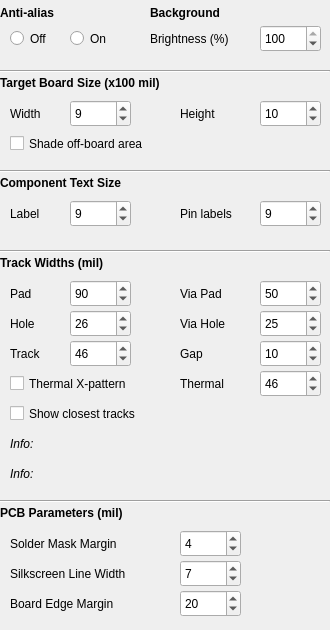
Qt form src/renderingdialog.ui (melak/veroroute) before a commit.
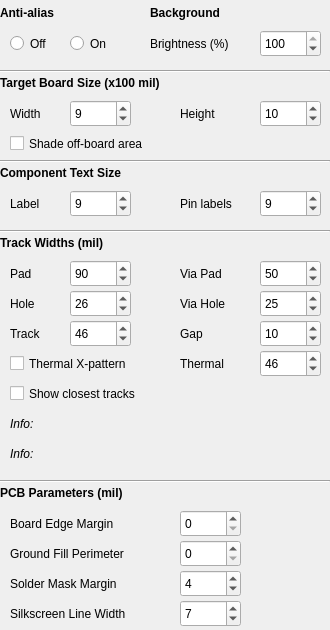
The same form after that commit.

Commit message: V2.35 Mark up (again).  Added ground fill perimeter.  Fixed metric Gerber file compression bug.

Patch:
```diff
--- a/src/renderingdialog.ui
+++ b/src/renderingdialog.ui
@@ -55,14 +55,13 @@
    <property name="geometry">
     <rect>
      <x>0</x>
-     <y>170</y>
+     <y>160</y>
      <width>330</width>
      <height>25</height>
     </rect>
    </property>
    <property name="font">
     <font>
-     <weight>75</weight>
      <bold>true</bold>
     </font>
    </property>
@@ -77,7 +76,7 @@
    <property name="geometry">
     <rect>
      <x>260</x>
-     <y>200</y>
+     <y>190</y>
      <width>61</width>
      <height>27</height>
     </rect>
@@ -99,7 +98,7 @@
    <property name="geometry">
     <rect>
      <x>70</x>
-     <y>200</y>
+     <y>190</y>
      <width>61</width>
      <height>27</height>
     </rect>
@@ -121,7 +120,7 @@
    <property name="geometry">
     <rect>
      <x>180</x>
-     <y>200</y>
+     <y>190</y>
      <width>81</width>
      <height>27</height>
     </rect>
@@ -134,7 +133,7 @@
    <property name="geometry">
     <rect>
      <x>10</x>
-     <y>200</y>
+     <y>190</y>
      <width>61</width>
      <height>27</height>
     </rect>
@@ -147,14 +146,13 @@
    <property name="geometry">
     <rect>
      <x>0</x>
-     <y>250</y>
+     <y>230</y>
      <width>330</width>
      <height>25</height>
     </rect>
    </property>
    <property name="font">
     <font>
-     <weight>75</weight>
      <bold>true</bold>
     </font>
    </property>
@@ -169,7 +167,7 @@
    <property name="geometry">
     <rect>
      <x>10</x>
-     <y>280</y>
+     <y>260</y>
      <width>61</width>
      <height>27</height>
     </rect>
@@ -185,7 +183,7 @@
    <property name="geometry">
     <rect>
      <x>70</x>
-     <y>280</y>
+     <y>260</y>
      <width>61</width>
      <height>27</height>
     </rect>
@@ -210,7 +208,7 @@
    <property name="geometry">
     <rect>
      <x>260</x>
-     <y>280</y>
+     <y>260</y>
      <width>61</width>
      <height>27</height>
     </rect>
@@ -235,7 +233,7 @@
    <property name="geometry">
     <rect>
      <x>180</x>
-     <y>280</y>
+     <y>260</y>
      <width>81</width>
      <height>27</height>
     </rect>
@@ -251,7 +249,7 @@
    <property name="geometry">
     <rect>
      <x>10</x>
-     <y>310</y>
+     <y>290</y>
      <width>61</width>
      <height>27</height>
     </rect>
@@ -267,7 +265,7 @@
    <property name="geometry">
     <rect>
      <x>70</x>
-     <y>310</y>
+     <y>290</y>
      <width>61</width>
      <height>27</height>
     </rect>
@@ -292,7 +290,7 @@
    <property name="geometry">
     <rect>
      <x>180</x>
-     <y>310</y>
+     <y>290</y>
      <width>81</width>
      <height>27</height>
     </rect>
@@ -308,7 +306,7 @@
    <property name="geometry">
     <rect>
      <x>260</x>
-     <y>310</y>
+     <y>290</y>
      <width>61</width>
      <height>27</height>
     </rect>
@@ -333,7 +331,7 @@
    <property name="geometry">
     <rect>
      <x>70</x>
-     <y>340</y>
+     <y>320</y>
      <width>61</width>
      <height>27</height>
     </rect>
@@ -358,7 +356,7 @@
    <property name="geometry">
     <rect>
      <x>10</x>
-     <y>340</y>
+     <y>320</y>
      <width>61</width>
      <height>27</height>
     </rect>
@@ -374,7 +372,7 @@
    <property name="geometry">
     <rect>
      <x>260</x>
-     <y>340</y>
+     <y>320</y>
      <width>61</width>
      <height>27</height>
     </rect>
@@ -399,7 +397,7 @@
    <property name="geometry">
     <rect>
      <x>180</x>
-     <y>340</y>
+     <y>320</y>
      <width>81</width>
      <height>27</height>
     </rect>
@@ -415,7 +413,7 @@
    <property name="geometry">
     <rect>
      <x>10</x>
-     <y>370</y>
+     <y>350</y>
      <width>171</width>
      <height>27</height>
     </rect>
@@ -437,7 +435,7 @@
    <property name="geometry">
     <rect>
      <x>10</x>
-     <y>400</y>
+     <y>380</y>
      <width>171</width>
      <height>27</height>
     </rect>
@@ -459,7 +457,7 @@
    <property name="geometry">
     <rect>
      <x>260</x>
-     <y>370</y>
+     <y>350</y>
      <width>61</width>
      <height>27</height>
     </rect>
@@ -484,7 +482,7 @@
    <property name="geometry">
     <rect>
      <x>180</x>
-     <y>370</y>
+     <y>350</y>
      <width>81</width>
      <height>27</height>
     </rect>
@@ -500,14 +498,13 @@
    <property name="geometry">
     <rect>
      <x>10</x>
-     <y>430</y>
+     <y>410</y>
      <width>311</width>
      <height>27</height>
     </rect>
    </property>
    <property name="font">
     <font>
-     <weight>50</weight>
      <italic>true</italic>
      <bold>false</bold>
     </font>
@@ -523,14 +520,13 @@
    <property name="geometry">
     <rect>
      <x>10</x>
-     <y>460</y>
+     <y>440</y>
      <width>311</width>
      <height>27</height>
     </rect>
    </property>
    <property name="font">
     <font>
-     <weight>50</weight>
      <italic>true</italic>
      <bold>false</bold>
     </font>
@@ -546,7 +542,7 @@
    <property name="geometry">
     <rect>
      <x>180</x>
-     <y>530</y>
+     <y>570</y>
      <width>61</width>
      <height>27</height>
     </rect>
@@ -571,7 +567,7 @@
    <property name="geometry">
     <rect>
      <x>10</x>
-     <y>530</y>
+     <y>570</y>
      <width>161</width>
      <height>27</height>
     </rect>
@@ -587,7 +583,7 @@
    <property name="geometry">
     <rect>
      <x>180</x>
-     <y>560</y>
+     <y>600</y>
      <width>61</width>
      <height>27</height>
     </rect>
@@ -612,7 +608,7 @@
    <property name="geometry">
     <rect>
      <x>10</x>
-     <y>560</y>
+     <y>600</y>
      <width>161</width>
      <height>27</height>
     </rect>
@@ -628,7 +624,7 @@
    <property name="geometry">
     <rect>
      <x>180</x>
-     <y>590</y>
+     <y>510</y>
      <width>61</width>
      <height>27</height>
     </rect>
@@ -646,14 +642,14 @@
     <number>1</number>
    </property>
    <property name="value">
-    <number>20</number>
+    <number>0</number>
    </property>
   </widget>
   <widget class="QLabel" name="label_edge">
    <property name="geometry">
     <rect>
      <x>10</x>
-     <y>590</y>
+     <y>510</y>
      <width>161</width>
      <height>27</height>
     </rect>
@@ -665,18 +661,58 @@
     <set>Qt::AlignLeading|Qt::AlignLeft|Qt::AlignVCenter</set>
    </property>
   </widget>
+  <widget class="QSpinBox" name="fillWidth">
+   <property name="geometry">
+    <rect>
+     <x>180</x>
+     <y>540</y>
+     <width>61</width>
+     <height>27</height>
+    </rect>
+   </property>
+   <property name="toolTip">
+    <string>Board edge margin (1 mil = 0.001 inches)</string>
+   </property>
+   <property name="minimum">
+    <number>0</number>
+   </property>
+   <property name="maximum">
+    <number>50</number>
+   </property>
+   <property name="singleStep">
+    <number>1</number>
+   </property>
+   <property name="value">
+    <number>0</number>
+   </property>
+  </widget>
+  <widget class="QLabel" name="label_fill">
+   <property name="geometry">
+    <rect>
+     <x>10</x>
+     <y>540</y>
+     <width>161</width>
+     <height>27</height>
+    </rect>
+   </property>
+   <property name="text">
+    <string>Ground Fill Perimeter</string>
+   </property>
+   <property name="alignment">
+    <set>Qt::AlignLeading|Qt::AlignLeft|Qt::AlignVCenter</set>
+   </property>
+  </widget>
   <widget class="QLabel" name="label_16">
    <property name="geometry">
     <rect>
      <x>0</x>
-     <y>500</y>
+     <y>480</y>
      <width>330</width>
      <height>25</height>
     </rect>
    </property>
    <property name="font">
     <font>
-     <weight>75</weight>
      <bold>true</bold>
     </font>
    </property>
@@ -805,7 +841,7 @@
    <property name="geometry">
     <rect>
      <x>70</x>
-     <y>25</y>
+     <y>30</y>
      <width>51</width>
      <height>27</height>
     </rect>
@@ -824,7 +860,7 @@
    <property name="geometry">
     <rect>
      <x>10</x>
-     <y>25</y>
+     <y>30</y>
      <width>61</width>
      <height>27</height>
     </rect>
@@ -843,7 +879,7 @@
    <property name="geometry">
     <rect>
      <x>150</x>
-     <y>25</y>
+     <y>30</y>
      <width>111</width>
      <height>27</height>
     </rect>
@@ -856,7 +892,7 @@
    <property name="geometry">
     <rect>
      <x>260</x>
-     <y>25</y>
+     <y>30</y>
      <width>61</width>
      <height>27</height>
     </rect>
@@ -944,7 +980,7 @@
    <property name="geometry">
     <rect>
      <x>0</x>
-     <y>170</y>
+     <y>160</y>
      <width>330</width>
      <height>2</height>
     </rect>
@@ -963,7 +999,7 @@
    <property name="geometry">
     <rect>
      <x>0</x>
-     <y>250</y>
+     <y>230</y>
      <width>330</width>
      <height>2</height>
     </rect>
@@ -982,7 +1018,7 @@
    <property name="geometry">
     <rect>
      <x>0</x>
-     <y>500</y>
+     <y>480</y>
      <width>330</width>
      <height>2</height>
     </rect>
```
Left out of the diff: 22 changed lines with no effect on the pictures. The commit also changes 12 other files.
